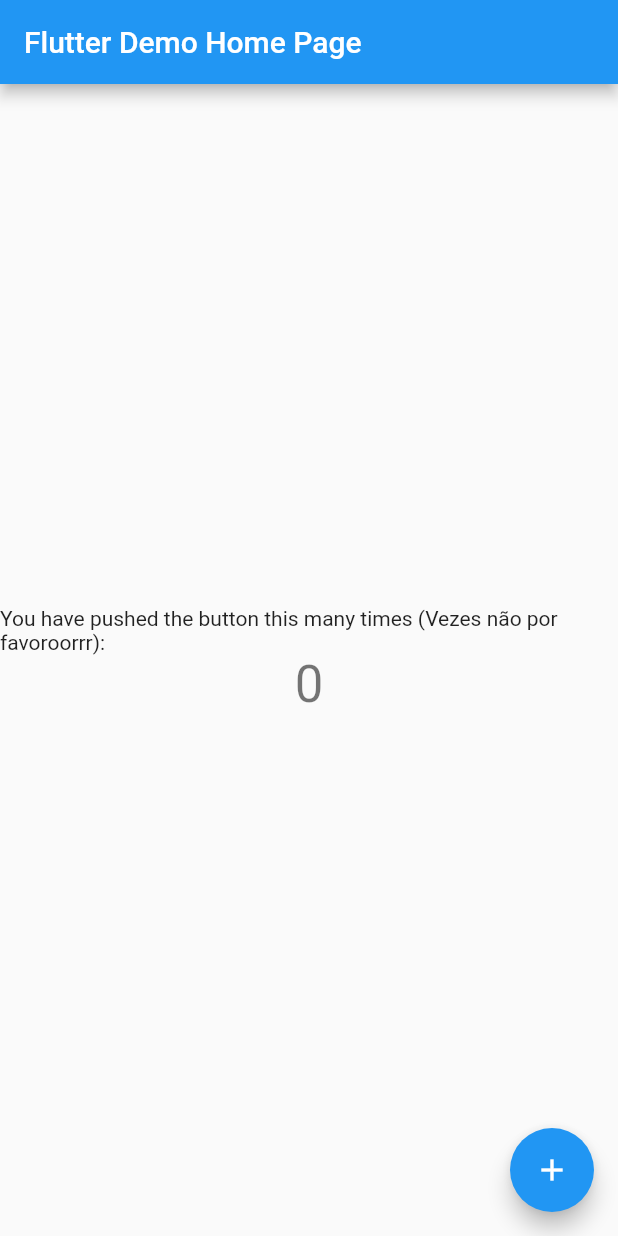
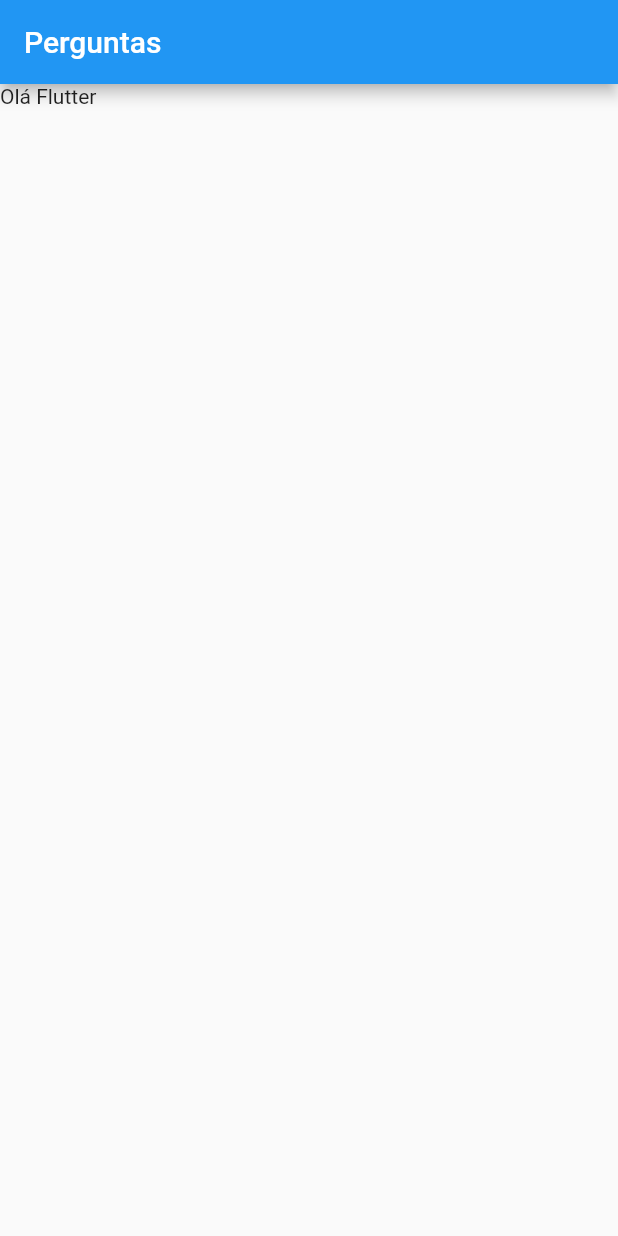
Before and after one commit to rogerio-dalvi/curso_flutter, a Flutter app: the screen it shows after launch, on a phone screen of 412 x 824 dp. Run offline on Flutter 3.47's test engine with Material 2 defaults, Android fonts, the phone set to English and light mode, and no system bars.

Commit message:
Novas alteracoes

```diff
--- a/lib/main.dart
+++ b/lib/main.dart
@@ -1,117 +1,14 @@
 import 'package:flutter/material.dart';
 
-void main() {
-  runApp(MyApp());
-}
+main() => runApp(PerguntaApp());
 
-class MyApp extends StatelessWidget {
-  // This widget is the root of your application.
-  @override
+class PerguntaApp extends StatelessWidget {
   Widget build(BuildContext context) {
     return MaterialApp(
-      title: 'Flutter Demo',
-      theme: ThemeData(
-        // This is the theme of your application.
-        //
-        // Try running your application with "flutter run". You'll see the
-        // application has a blue toolbar. Then, without quitting the app, try
-        // changing the primarySwatch below to Colors.green and then invoke
-        // "hot reload" (press "r" in the console where you ran "flutter run",
-        // or simply save your changes to "hot reload" in a Flutter IDE).
-        // Notice that the counter didn't reset back to zero; the application
-        // is not restarted.
-        primarySwatch: Colors.blue,
-        // This makes the visual density adapt to the platform that you run
-        // the app on. For desktop platforms, the controls will be smaller and
-        // closer together (more dense) than on mobile platforms.
-        visualDensity: VisualDensity.adaptivePlatformDensity,
+      home: Scaffold(
+        appBar: AppBar(title: Text("Perguntas")),
+        body: Text("Olá Flutter"),
       ),
-      home: MyHomePage(title: 'Flutter Demo Home Page'),
     );
   }
 }
-
-class MyHomePage extends StatefulWidget {
-  MyHomePage({Key key, this.title}) : super(key: key);
-
-  // This widget is the home page of your application. It is stateful, meaning
-  // that it has a State object (defined below) that contains fields that affect
-  // how it looks.
-
-  // This class is the configuration for the state. It holds the values (in this
-  // case the title) provided by the parent (in this case the App widget) and
-  // used by the build method of the State. Fields in a Widget subclass are
-  // always marked "final".
-
-  final String title;
-
-  @override
-  _MyHomePageState createState() => _MyHomePageState();
-}
-
-class _MyHomePageState extends State<MyHomePage> {
-  int _counter = 0;
-
-  void _incrementCounter() {
-    setState(() {
-      // This call to setState tells the Flutter framework that something has
-      // changed in this State, which causes it to rerun the build method below
-      // so that the display can reflect the updated values. If we changed
-      // _counter without calling setState(), then the build method would not be
-      // called again, and so nothing would appear to happen.
-      _counter++;
-    });
-  }
-
-  @override
-  Widget build(BuildContext context) {
-    // This method is rerun every time setState is called, for instance as done
-    // by the _incrementCounter method above.
-    //
-    // The Flutter framework has been optimized to make rerunning build methods
-    // fast, so that you can just rebuild anything that needs updating rather
-    // than having to individually change instances of widgets.
-    return Scaffold(
-      appBar: AppBar(
-        // Here we take the value from the MyHomePage object that was created by
-        // the App.build method, and use it to set our appbar title.
-        title: Text(widget.title),
-      ),
-      body: Center(
-        // Center is a layout widget. It takes a single child and positions it
-        // in the middle of the parent.
-        child: Column(
-          // Column is also a layout widget. It takes a list of children and
-          // arranges them vertically. By default, it sizes itself to fit its
-          // children horizontally, and tries to be as tall as its parent.
-          //
-          // Invoke "debug painting" (press "p" in the console, choose the
-          // "Toggle Debug Paint" action from the Flutter Inspector in Android
-          // Studio, or the "Toggle Debug Paint" command in Visual Studio Code)
-          // to see the wireframe for each widget.
-          //
-          // Column has various properties to control how it sizes itself and
-          // how it positions its children. Here we use mainAxisAlignment to
-          // center the children vertically; the main axis here is the vertical
-          // axis because Columns are vertical (the cross axis would be
-          // horizontal).
-          mainAxisAlignment: MainAxisAlignment.center,
-          children: <Widget>[
-            Text(
-              'You have pushed the button this many times (Vezes não por favoroorrr):',
-            ),
-            Text(
-              '$_counter',
-              style: Theme.of(context).textTheme.headline4,
-            ),
-          ],
-        ),
-      ),
-      floatingActionButton: FloatingActionButton(
-        onPressed: _incrementCounter,
-        tooltip: 'Increment',
-        child: Icon(Icons.add),
-      ), // This trailing comma makes auto-formatting nicer for build methods.
-    );
-  }
-}
```
